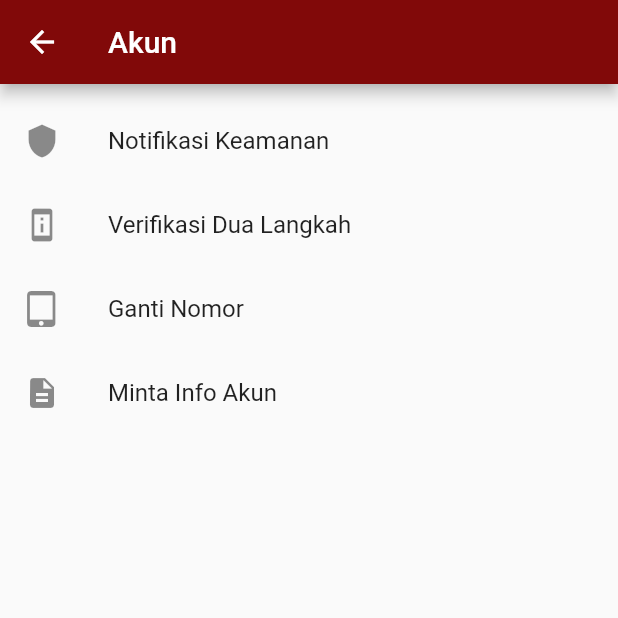
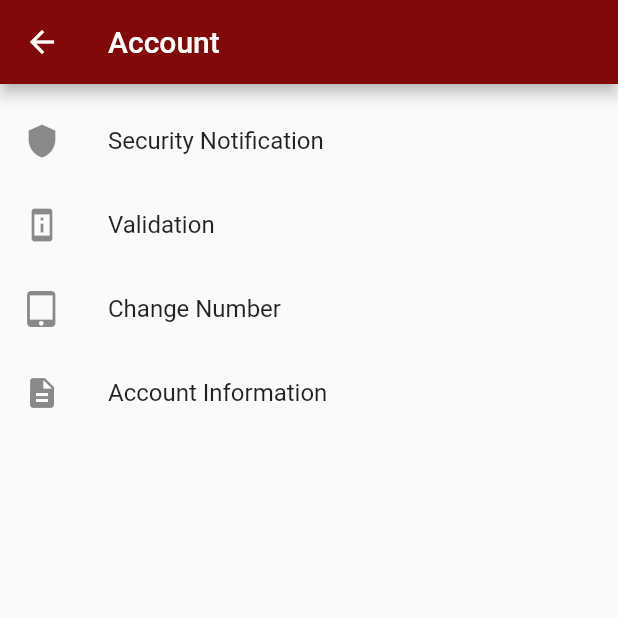
Before and after one commit to BillyPCT/uts, a Flutter app: the Aenglish screen opened by its route, in the side drawer, after a tap on "Account", on a phone screen of 412 x 824 dp, the top half of it. Run offline on Flutter 3.47's test engine with Material 2 defaults, Android fonts, the phone set to English and light mode, and no system bars; network calls fail.

```diff
--- /dev/null
+++ b/lib/Isi/isiprofileenglish/akunenglish.dart
@@ -0,0 +1,47 @@
+import 'package:flutter/material.dart';
+class akunenglish extends StatelessWidget {
+  const akunenglish({super.key});
+
+  @override
+  Widget build(BuildContext context) {
+    return Scaffold(
+      appBar: AppBar(title: Text("Account",selectionColor: Colors.black,
+      ),
+      backgroundColor: Color.fromARGB(255, 129, 9, 9),
+      ),
+      body: ListView(
+        children: [
+          SizedBox(height: 10,),
+           ListTile(
+          leading: Icon(Icons.shield),
+          title: Text("Security Notification"),
+
+
+          onTap: () { },
+        ),
+          ListTile(
+            leading: Icon(Icons.perm_device_info),
+            title: Text("Validation"),
+            onTap: () {
+
+            },
+          ),
+            ListTile(
+            leading: Icon(Icons.tablet_mac),
+            title: Text("Change Number"),
+            onTap: () {
+
+            },
+          ),
+             ListTile(
+            leading: Icon(Icons.description),
+            title: Text("Account Information"),
+            onTap: () {
+
+            },
+          ),
+        ],
+      ),
+    );
+  }
+}
--- a/lib/Isi/isiprofileenglish/profileenglish.dart
+++ b/lib/Isi/isiprofileenglish/profileenglish.dart
@@ -61,7 +61,7 @@ class Profileenglish extends StatelessWidget {
             Icons.arrow_forward,
           ),
           onTap: () {
-            Navigator.pushNamed(context, "/Bprofile");
+            Navigator.pushNamed(context, "/akunenglish");
           },
         ),
 
--- a/lib/komponenutama/routes.dart
+++ b/lib/komponenutama/routes.dart
@@ -1,4 +1,5 @@
 import 'package:flutter/material.dart';
+import 'package:utspcs/Isi/isiprofileenglish/akunenglish.dart';
 import 'package:utspcs/Isi/isiprofileenglish/bahasainggris.dart';
 import 'package:utspcs/Isi/isiprofileindo/Bantuan.dart';
 import 'package:utspcs/Isi/isiprofileindo/HistoryPekerjaan.dart';
@@ -34,6 +35,8 @@ case '/A':
         return SlideRightRoute(widget: A());
 case '/Aenglish':
         return SlideRightRoute(widget: Aenglish());
+        case '/akunenglish':
+        return SlideRightRoute(widget: akunenglish());
 case '/biodataprofile':
         return SlideRightRoute(widget: biodataprofile());
 case '/splash':
```
